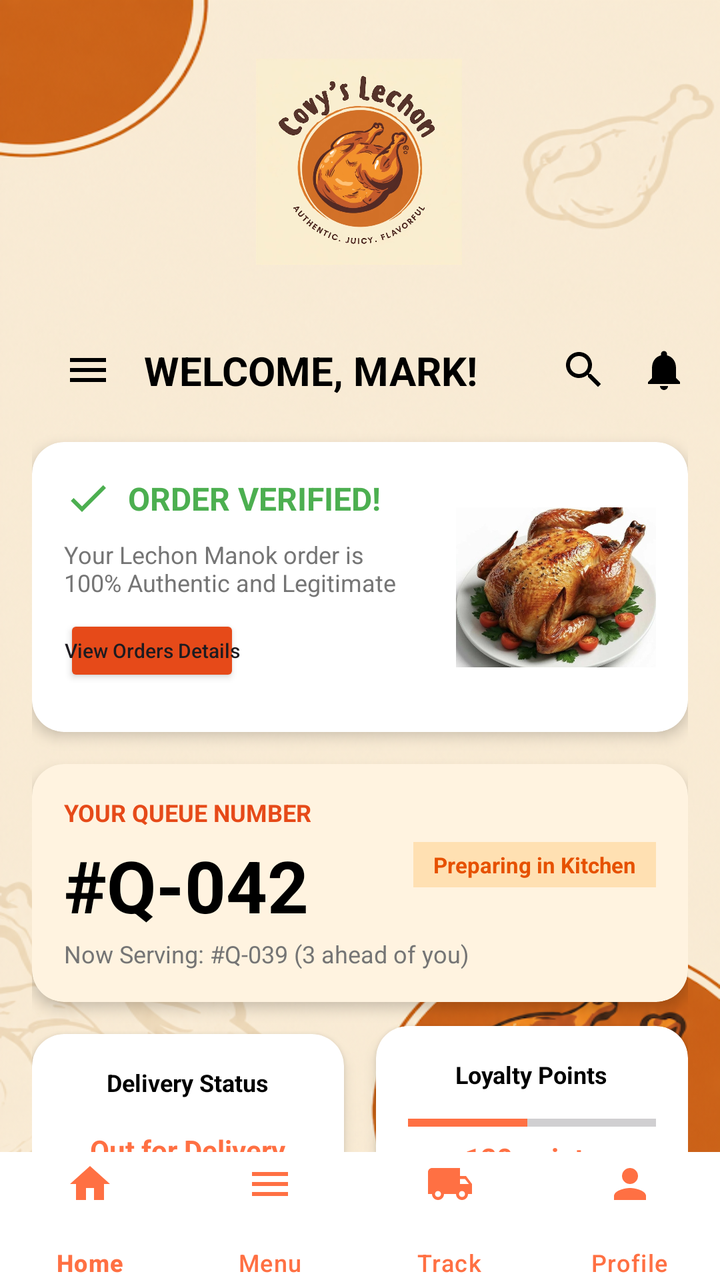
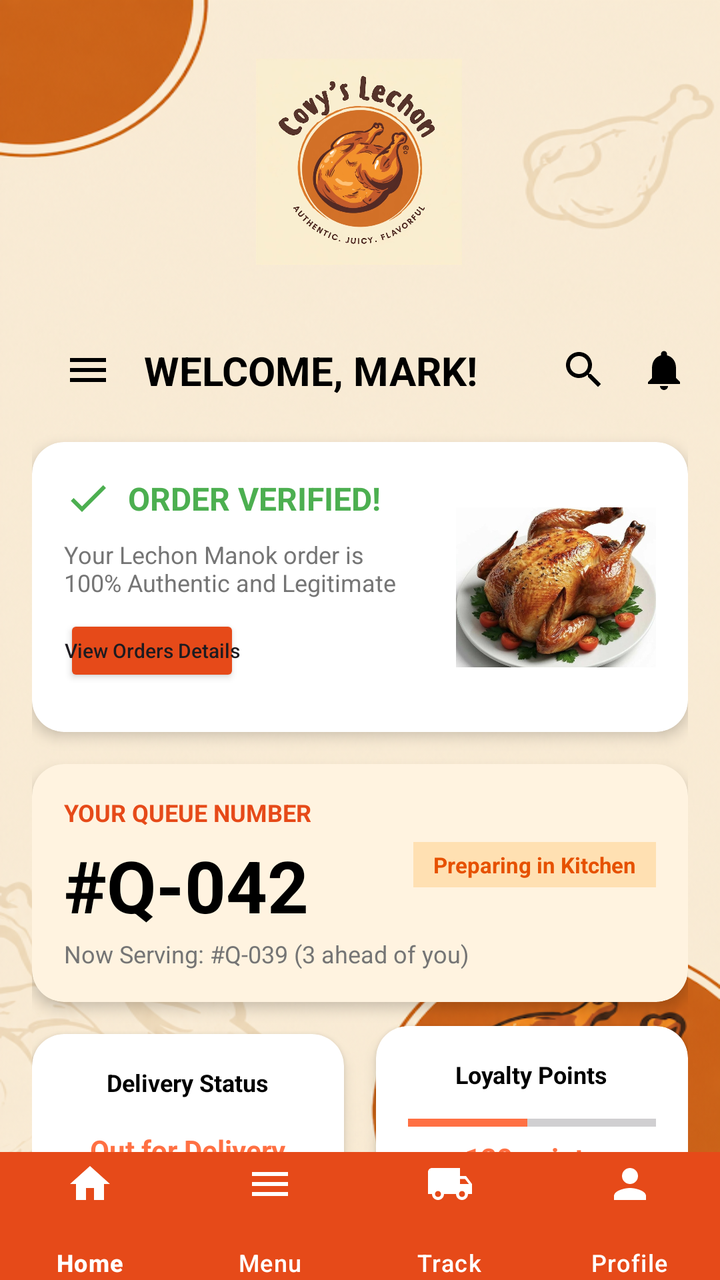

Before-and-after screenshots of an Android layout around one commit, followed by the original layout XML and the change that was made.
<!-- AndroidManifest.xml: application theme Theme.CoyvSplashScreen -->
<!-- res/layout/activity_dashboard.xml -->
<?xml version="1.0" encoding="utf-8"?>
<androidx.constraintlayout.widget.ConstraintLayout xmlns:android="http://schemas.android.com/apk/res/android"
    xmlns:app="http://schemas.android.com/apk/res-auto"
    xmlns:tools="http://schemas.android.com/tools"
    android:id="@+id/main"
    android:layout_width="match_parent"
    android:layout_height="match_parent"
    android:background="@drawable/signinbackgoundimage"
    tools:context=".DashBoardActivity">

    
    <View
        android:id="@+id/view_decoration"
        android:layout_width="200dp"
        android:layout_height="200dp"
        android:layout_marginStart="-80dp"
        android:layout_marginTop="-80dp"
        android:alpha="0.3"
        app:layout_constraintStart_toStartOf="parent"
        app:layout_constraintTop_toTopOf="parent" />

    <androidx.core.widget.NestedScrollView
        android:layout_width="match_parent"
        android:layout_height="0dp"
        app:layout_constraintBottom_toTopOf="@+id/bottom_navigation"
        app:layout_constraintTop_toTopOf="parent">

        <androidx.constraintlayout.widget.ConstraintLayout
            android:layout_width="match_parent"
            android:layout_height="wrap_content"
            android:padding="@dimen/padding_medium">

            

            <ImageView
                android:id="@+id/covylogo"
                android:layout_width="153dp"
                android:layout_height="103dp"
                android:layout_marginTop="10dp"
                android:layout_marginBottom="36dp"
                android:contentDescription="Covy Lechon Logo"
                android:src="@drawable/logo"
                app:layout_constraintBottom_toTopOf="@+id/tv_welcome"
                app:layout_constraintEnd_toEndOf="parent"
                app:layout_constraintHorizontal_bias="0.498"
                app:layout_constraintStart_toStartOf="parent"
                app:layout_constraintTop_toTopOf="parent" />

            
            <ImageButton
                android:id="@+id/btn_menu_top"
                android:layout_width="@dimen/icon_size"
                android:layout_height="@dimen/icon_size"
                android:layout_marginStart="16dp"
                android:layout_marginTop="157dp"
                android:layout_marginEnd="16dp"
                android:layout_marginBottom="24dp"
                android:background="?attr/selectableItemBackgroundBorderless"
                android:src="@drawable/ic_menu"
                app:layout_constraintBottom_toTopOf="@+id/cv_verified"
                app:layout_constraintEnd_toStartOf="@+id/tv_welcome"
                app:layout_constraintStart_toStartOf="parent"
                app:layout_constraintTop_toTopOf="parent" />

            <TextView
                android:id="@+id/tv_welcome"
                android:layout_width="wrap_content"
                android:layout_height="wrap_content"
                android:layout_marginStart="@dimen/padding_medium"
                android:text="WELCOME, MARK!"
                android:textColor="@color/black"
                android:textSize="20sp"
                android:textStyle="bold"
                app:layout_constraintBottom_toBottomOf="@+id/btn_menu_top"
                app:layout_constraintStart_toEndOf="@+id/btn_menu_top"
                app:layout_constraintTop_toTopOf="@+id/btn_menu_top" />

            <ImageButton
                android:id="@+id/btn_notification"
                android:layout_width="@dimen/icon_size"
                android:layout_height="@dimen/icon_size"
                android:background="?attr/selectableItemBackgroundBorderless"
                android:src="@drawable/ic_notifications"
                app:layout_constraintBottom_toBottomOf="@+id/btn_menu_top"
                app:layout_constraintEnd_toEndOf="parent"
                app:layout_constraintTop_toTopOf="@+id/btn_menu_top" />

            <ImageButton
                android:id="@+id/btn_search"
                android:layout_width="@dimen/icon_size"
                android:layout_height="@dimen/icon_size"
                android:layout_marginEnd="@dimen/padding_medium"
                android:background="?attr/selectableItemBackgroundBorderless"
                android:src="@drawable/ic_search"
                app:layout_constraintBottom_toBottomOf="@+id/btn_menu_top"
                app:layout_constraintEnd_toStartOf="@+id/btn_notification"
                app:layout_constraintTop_toTopOf="@+id/btn_menu_top" />

            
            <androidx.cardview.widget.CardView
                android:id="@+id/cv_verified"
                android:layout_width="match_parent"
                android:layout_height="wrap_content"
                android:layout_marginTop="@dimen/padding_large"
                app:cardCornerRadius="@dimen/corner_radius"
                app:cardElevation="@dimen/card_elevation"
                app:layout_constraintTop_toBottomOf="@+id/btn_menu_top">

                <androidx.constraintlayout.widget.ConstraintLayout
                    android:layout_width="match_parent"
                    android:layout_height="145dp"
                    android:padding="@dimen/padding_medium">

                    <ImageView
                        android:id="@+id/iv_check"
                        android:layout_width="24dp"
                        android:layout_height="24dp"
                        android:contentDescription="Verified"
                        android:src="@drawable/ic_check"
                        app:layout_constraintStart_toStartOf="parent"
                        app:layout_constraintTop_toTopOf="parent" />

                    <TextView
                        android:id="@+id/tv_verified_status"
                        android:layout_width="wrap_content"
                        android:layout_height="wrap_content"
                        android:layout_marginStart="@dimen/padding_small"
                        android:text="ORDER VERIFIED!"
                        android:textColor="@color/green_verified"
                        android:textSize="16sp"
                        android:textStyle="bold"
                        app:layout_constraintBottom_toBottomOf="@+id/iv_check"
                        app:layout_constraintStart_toEndOf="@+id/iv_check"
                        app:layout_constraintTop_toTopOf="@+id/iv_check" />

                    <TextView
                        android:id="@+id/tv_verified_desc"
                        android:layout_width="0dp"
                        android:layout_height="wrap_content"
                        android:layout_marginTop="@dimen/padding_small"
                        android:text="Your Lechon Manok order is\n100% Authentic and Legitimate"
                        android:textColor="@color/text_grey"
                        android:textSize="12sp"
                        app:layout_constraintEnd_toStartOf="@+id/iv_verified_chicken"
                        app:layout_constraintStart_toStartOf="parent"
                        app:layout_constraintTop_toBottomOf="@+id/iv_check" />

                    <Button
                        android:id="@+id/btn_view_details"
                        android:layout_width="wrap_content"
                        android:layout_height="36dp"
                        android:layout_marginTop="@dimen/padding_small"
                        android:backgroundTint="@color/orange_dark"
                        android:padding="0dp"
                        android:text="View Orders Details"
                        android:textAllCaps="false"
                        android:textSize="10sp"
                        app:layout_constraintStart_toStartOf="parent"
                        app:layout_constraintTop_toBottomOf="@+id/tv_verified_desc" />

                    <ImageView
                        android:id="@+id/iv_verified_chicken"
                        android:layout_width="100dp"
                        android:layout_height="80dp"
                        android:scaleType="centerCrop"
                        android:src="@drawable/f423b4974f4dd7924f11f1bad41bf1b4"
                        app:layout_constraintBottom_toBottomOf="parent"
                        app:layout_constraintEnd_toEndOf="parent"
                        app:layout_constraintTop_toTopOf="parent" />
                </androidx.constraintlayout.widget.ConstraintLayout>
            </androidx.cardview.widget.CardView>

            
            <androidx.cardview.widget.CardView
                android:id="@+id/cv_queue"
                android:layout_width="match_parent"
                android:layout_height="wrap_content"
                android:layout_marginTop="@dimen/padding_medium"
                app:cardBackgroundColor="#FFF3E0"
                app:cardCornerRadius="@dimen/corner_radius"
                app:cardElevation="@dimen/card_elevation"
                app:layout_constraintTop_toBottomOf="@+id/cv_verified">

                <androidx.constraintlayout.widget.ConstraintLayout
                    android:layout_width="match_parent"
                    android:layout_height="wrap_content"
                    android:padding="@dimen/padding_medium">

                    <TextView
                        android:id="@+id/tv_queue_title"
                        android:layout_width="wrap_content"
                        android:layout_height="wrap_content"
                        android:text="YOUR QUEUE NUMBER"
                        android:textColor="@color/orange_dark"
                        android:textSize="12sp"
                        android:textStyle="bold"
                        app:layout_constraintStart_toStartOf="parent"
                        app:layout_constraintTop_toTopOf="parent" />

                    <TextView
                        android:id="@+id/tv_queue_number"
                        android:layout_width="wrap_content"
                        android:layout_height="wrap_content"
                        android:layout_marginTop="4dp"
                        android:text="#Q-042"
                        android:textColor="@color/black"
                        android:textSize="36sp"
                        android:textStyle="bold"
                        app:layout_constraintStart_toStartOf="parent"
                        app:layout_constraintTop_toBottomOf="@+id/tv_queue_title" />

                    <TextView
                        android:id="@+id/tv_now_serving"
                        android:layout_width="wrap_content"
                        android:layout_height="wrap_content"
                        android:layout_marginTop="2dp"
                        android:text="Now Serving: #Q-039 (3 ahead of you)"
                        android:textColor="@color/text_grey"
                        android:textSize="12sp"
                        app:layout_constraintStart_toStartOf="parent"
                        app:layout_constraintTop_toBottomOf="@+id/tv_queue_number" />

                    <TextView
                        android:id="@+id/tv_queue_status_badge"
                        android:layout_width="wrap_content"
                        android:layout_height="wrap_content"
                        android:background="#FFE0B2"
                        android:paddingHorizontal="10dp"
                        android:paddingVertical="4dp"
                        android:text="Preparing in Kitchen"
                        android:textColor="#E65100"
                        android:textSize="11sp"
                        android:textStyle="bold"
                        app:layout_constraintBottom_toBottomOf="@+id/tv_queue_number"
                        app:layout_constraintEnd_toEndOf="parent"
                        app:layout_constraintTop_toTopOf="@+id/tv_queue_title" />

                </androidx.constraintlayout.widget.ConstraintLayout>
            </androidx.cardview.widget.CardView>

            
            <androidx.cardview.widget.CardView
                android:id="@+id/cv_status"
                android:layout_width="0dp"
                android:layout_height="wrap_content"
                android:layout_marginTop="@dimen/padding_medium"
                android:layout_marginEnd="@dimen/padding_small"
                app:cardCornerRadius="@dimen/corner_radius"
                app:cardElevation="@dimen/card_elevation"
                app:layout_constraintEnd_toStartOf="@+id/cv_loyalty"
                app:layout_constraintStart_toStartOf="parent"
                app:layout_constraintTop_toBottomOf="@+id/cv_queue">

                <LinearLayout
                    android:layout_width="match_parent"
                    android:layout_height="wrap_content"
                    android:gravity="center"
                    android:orientation="vertical"
                    android:padding="@dimen/padding_medium">

                    <TextView
                        android:layout_width="wrap_content"
                        android:layout_height="wrap_content"
                        android:text="Delivery Status"
                        android:textColor="@color/black"
                        android:textSize="12sp"
                        android:textStyle="bold" />

                    <TextView
                        android:layout_width="wrap_content"
                        android:layout_height="wrap_content"
                        android:layout_marginTop="16dp"
                        android:text="Out for Delivery"
                        android:textColor="@color/orange_primary"
                        android:textSize="14sp"
                        android:textStyle="bold" />

                    <TextView
                        android:layout_width="wrap_content"
                        android:layout_height="wrap_content"
                        android:text="Est. 15 mins remaining"
                        android:textColor="@color/text_grey"
                        android:textSize="10sp" />
                </LinearLayout>
            </androidx.cardview.widget.CardView>

            <androidx.cardview.widget.CardView
                android:id="@+id/cv_loyalty"
                android:layout_width="0dp"
                android:layout_height="wrap_content"
                android:layout_marginStart="@dimen/padding_small"
                app:cardCornerRadius="@dimen/corner_radius"
                app:cardElevation="@dimen/card_elevation"
                app:layout_constraintBottom_toBottomOf="@+id/cv_status"
                app:layout_constraintEnd_toEndOf="parent"
                app:layout_constraintStart_toEndOf="@+id/cv_status"
                app:layout_constraintTop_toTopOf="@+id/cv_status">

                <LinearLayout
                    android:layout_width="match_parent"
                    android:layout_height="wrap_content"
                    android:gravity="center"
                    android:orientation="vertical"
                    android:padding="@dimen/padding_medium">

                    <TextView
                        android:layout_width="wrap_content"
                        android:layout_height="wrap_content"
                        android:text="Loyalty Points"
                        android:textColor="@color/black"
                        android:textSize="12sp"
                        android:textStyle="bold" />

                    <ProgressBar
                        style="?android:attr/progressBarStyleHorizontal"
                        android:layout_width="match_parent"
                        android:layout_height="wrap_content"
                        android:layout_marginTop="@dimen/padding_small"
                        android:progress="120"
                        android:max="250"
                        android:progressTint="@color/orange_primary" />

                    <TextView
                        android:layout_width="wrap_content"
                        android:layout_height="wrap_content"
                        android:text="120 points"
                        android:textColor="@color/orange_primary"
                        android:textSize="14sp"
                        android:textStyle="bold" />

                    <TextView
                        android:layout_width="wrap_content"
                        android:layout_height="wrap_content"
                        android:text="250 to free chicken"
                        android:textColor="@color/text_grey"
                        android:textSize="10sp" />
                </LinearLayout>
            </androidx.cardview.widget.CardView>

            
            <TextView
                android:id="@+id/tv_recent_orders"
                android:layout_width="wrap_content"
                android:layout_height="wrap_content"
                android:layout_marginTop="@dimen/padding_large"
                android:text="My Recent Orders"
                android:textSize="18sp"
                android:textStyle="bold"
                app:layout_constraintStart_toStartOf="parent"
                app:layout_constraintTop_toBottomOf="@+id/cv_status" />

            <TextView
                android:id="@+id/tv_view_all"
                android:layout_width="wrap_content"
                android:layout_height="wrap_content"
                android:text="View All"
                android:textColor="@color/orange_primary"
                app:layout_constraintBottom_toBottomOf="@+id/tv_recent_orders"
                app:layout_constraintEnd_toEndOf="parent"
                app:layout_constraintTop_toTopOf="@+id/tv_recent_orders" />

            <androidx.cardview.widget.CardView
                android:id="@+id/cv_order_item"
                android:layout_width="match_parent"
                android:layout_height="wrap_content"
                android:layout_marginTop="@dimen/padding_medium"
                app:cardCornerRadius="@dimen/corner_radius"
                app:cardElevation="@dimen/card_elevation"
                app:layout_constraintTop_toBottomOf="@+id/tv_recent_orders">

                <androidx.constraintlayout.widget.ConstraintLayout
                    android:layout_width="match_parent"
                    android:layout_height="wrap_content"
                    android:padding="@dimen/padding_small">

                    <androidx.cardview.widget.CardView
                        android:id="@+id/cv_order_img_container"
                        android:layout_width="80dp"
                        android:layout_height="80dp"
                        app:cardCornerRadius="8dp"
                        app:layout_constraintStart_toStartOf="parent"
                        app:layout_constraintTop_toTopOf="parent">

                        <ImageView
                            android:id="@+id/iv_order_img"
                            android:layout_width="match_parent"
                            android:layout_height="match_parent"
                            android:contentDescription="Order Image"
                            android:scaleType="centerCrop"
                            android:src="@drawable/f423b4974f4dd7924f11f1bad41bf1b4" />
                    </androidx.cardview.widget.CardView>

                    <TextView
                        android:id="@+id/tv_order_name"
                        android:layout_width="0dp"
                        android:layout_height="wrap_content"
                        android:layout_marginStart="@dimen/padding_medium"
                        android:text="Lechon Manok (Whole)"
                        android:textColor="@color/black"
                        android:textStyle="bold"
                        app:layout_constraintEnd_toStartOf="@+id/iv_order_arrow"
                        app:layout_constraintStart_toEndOf="@+id/cv_order_img_container"
                        app:layout_constraintTop_toTopOf="parent" />

                    <TextView
                        android:id="@+id/tv_order_id"
                        android:layout_width="wrap_content"
                        android:layout_height="wrap_content"
                        android:text="ID: #123"
                        android:textColor="@color/text_grey"
                        android:textSize="12sp"
                        app:layout_constraintStart_toStartOf="@+id/tv_order_name"
                        app:layout_constraintTop_toBottomOf="@+id/tv_order_name" />

                    <TextView
                        android:id="@+id/tv_order_date"
                        android:layout_width="wrap_content"
                        android:layout_height="wrap_content"
                        android:text="Dec 23, 2023 - 10:30 AM"
                        android:textColor="@color/text_grey"
                        android:textSize="12sp"
                        app:layout_constraintStart_toStartOf="@+id/tv_order_name"
                        app:layout_constraintTop_toBottomOf="@+id/tv_order_id" />

                    <TextView
                        android:id="@+id/tv_order_status"
                        android:layout_width="wrap_content"
                        android:layout_height="wrap_content"
                        android:layout_marginTop="4dp"
                        android:background="#D5F5E3"
                        android:paddingHorizontal="8dp"
                        android:paddingVertical="2dp"
                        android:text="Delivered"
                        android:textColor="#27AE60"
                        android:textSize="10sp"
                        android:textStyle="bold"
                        app:layout_constraintStart_toStartOf="@+id/tv_order_name"
                        app:layout_constraintTop_toBottomOf="@+id/tv_order_date" />

                    <ImageView
                        android:id="@+id/iv_order_arrow"
                        android:layout_width="24dp"
                        android:layout_height="24dp"
                        android:src="@android:drawable/ic_media_play"
                        app:layout_constraintBottom_toBottomOf="parent"
                        app:layout_constraintEnd_toEndOf="parent"
                        app:layout_constraintTop_toTopOf="parent"
                        app:tint="@color/black" />
                </androidx.constraintlayout.widget.ConstraintLayout>
            </androidx.cardview.widget.CardView>

            
            <Button
                android:id="@+id/btn_place_order"
                android:layout_width="match_parent"
                android:layout_height="60dp"
                android:layout_marginTop="10dp"
                android:layout_marginBottom="4dp"
                android:backgroundTint="@color/orange_primary"
                android:text="Place New Order"
                android:textColor="@color/white"
                app:cornerRadius="@dimen/corner_radius"
                app:layout_constraintBottom_toBottomOf="parent"
                app:layout_constraintTop_toBottomOf="@+id/cv_order_item"
                app:layout_constraintVertical_bias="0.0"
                tools:layout_editor_absoluteX="16dp" />

        </androidx.constraintlayout.widget.ConstraintLayout>
    </androidx.core.widget.NestedScrollView>

    <com.google.android.material.bottomnavigation.BottomNavigationView
        android:id="@+id/bottom_navigation"
        android:layout_width="match_parent"
        android:layout_height="64dp"
        android:background="@color/white"
        app:itemIconTint="@color/orange_primary"
        app:itemTextColor="@color/orange_primary"
        app:labelVisibilityMode="labeled"
        app:itemIconSize="24dp"
        app:itemPaddingTop="4dp"
        app:itemPaddingBottom="4dp"
        app:layout_constraintBottom_toBottomOf="parent"
        app:menu="@menu/bottom_nav_menu" />

</androidx.constraintlayout.widget.ConstraintLayout>
<!-- resources referenced by this layout -->
<resources>
  <color name="black">#FF000000</color>
  <color name="green_verified">#4CAF50</color>
  <color name="orange_dark">#E64A19</color>
  <color name="orange_primary">#FF7043</color>
  <color name="text_grey">#757575</color>
  <color name="white">#FFFFFFFF</color>
  <dimen name="card_elevation">4dp</dimen>
  <dimen name="corner_radius">16dp</dimen>
  <dimen name="icon_size">24dp</dimen>
  <dimen name="padding_large">24dp</dimen>
  <dimen name="padding_medium">16dp</dimen>
  <dimen name="padding_small">8dp</dimen>
  <!-- drawable f423b4974f4dd7924f11f1bad41bf1b4: jpg bitmap (drawable, 122413 bytes) -->
  <!-- drawable ic_check (drawable) -->
  <vector xmlns:android="http://schemas.android.com/apk/res/android"
      android:width="24dp"
      android:height="24dp"
      android:viewportWidth="24"
      android:viewportHeight="24">
      <path
          android:fillColor="#4CAF50"
          android:pathData="M9,16.17L4.83,12l-1.42,1.41L9,19 21,7l-1.41,-1.41z" />
  </vector>
  <!-- drawable ic_menu (drawable) -->
  <vector xmlns:android="http://schemas.android.com/apk/res/android"
      android:width="24dp"
      android:height="24dp"
      android:viewportWidth="24"
      android:viewportHeight="24">
      <path
          android:fillColor="#000000"
          android:pathData="M3,18h18v-2H3V18z M3,13h18v-2H3V13z M3,6v2h18V6H3z" />
  </vector>
  <!-- drawable ic_notifications (drawable) -->
  <vector xmlns:android="http://schemas.android.com/apk/res/android"
      android:width="24dp"
      android:height="24dp"
      android:viewportWidth="24"
      android:viewportHeight="24">
      <path
          android:fillColor="#000000"
          android:pathData="M12,22c1.1,0 2,-0.9 2,-2h-4c0,1.1 0.89,2 2,2zm6,-6v-5c0,-3.07 -1.64,-5.64 -4.5,-6.32V4c0,-0.83 -0.67,-1.5 -1.5,-1.5s-1.5,0.67 -1.5,1.5v0.68C7.63,5.36 6,7.92 6,11v5l-2,2v1h16v-1l-2,-2z" />
  </vector>
  <!-- drawable ic_search (drawable) -->
  <vector xmlns:android="http://schemas.android.com/apk/res/android"
      android:width="24dp"
      android:height="24dp"
      android:viewportWidth="24"
      android:viewportHeight="24">
      <path
          android:fillColor="#000000"
          android:pathData="M15.5,14h-0.79l-0.28,-0.27C15.41,12.59 16,11.11 16,9.5 16,5.91 13.09,3 9.5,3S3,5.91 3,9.5 5.91,16 9.5,16c1.61,0 3.09,-0.59 4.23,-1.57l0.27,0.28v0.79l5,4.99L20.49,19l-4.99,-5zm-6,0C7.01,14 5,11.99 5,9.5S7.01,5 9.5,5 14,7.01 14,9.5 11.99,14 9.5,14z" />
  </vector>
  <!-- drawable logo: jpg bitmap (drawable, 98396 bytes) -->
  <!-- drawable signinbackgoundimage: png bitmap (drawable, 391030 bytes) -->
  <style name="Theme.CoyvSplashScreen" parent="Base.Theme.CoyvSplashScreen" />
  <style name="Base.Theme.CoyvSplashScreen" parent="Theme.Material3.DayNight.NoActionBar">
          
          
      </style>
</resources>

<!-- the commit's change to res/layout/activity_dashboard.xml (unified diff, before → after) -->
@@ -472,9 +472,9 @@
         android:id="@+id/bottom_navigation"
         android:layout_width="match_parent"
         android:layout_height="64dp"
-        android:background="@color/white"
-        app:itemIconTint="@color/orange_primary"
-        app:itemTextColor="@color/orange_primary"
+        android:background="@color/orange_dark"
+        app:itemIconTint="@color/white"
+        app:itemTextColor="@color/white"
         app:labelVisibilityMode="labeled"
         app:itemIconSize="24dp"
         app:itemPaddingTop="4dp"
